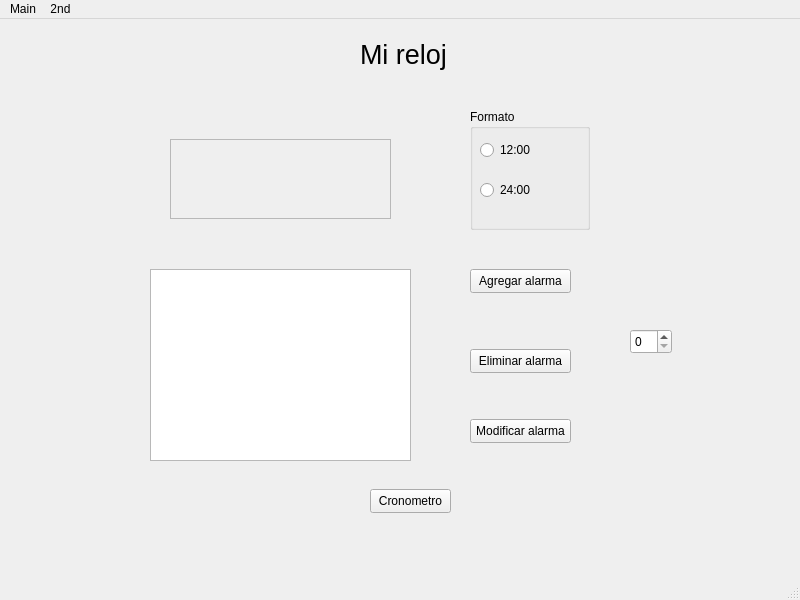
Old version of the form untitled/mainwindow.ui in the repository Dan1elMon/Tif-TO.
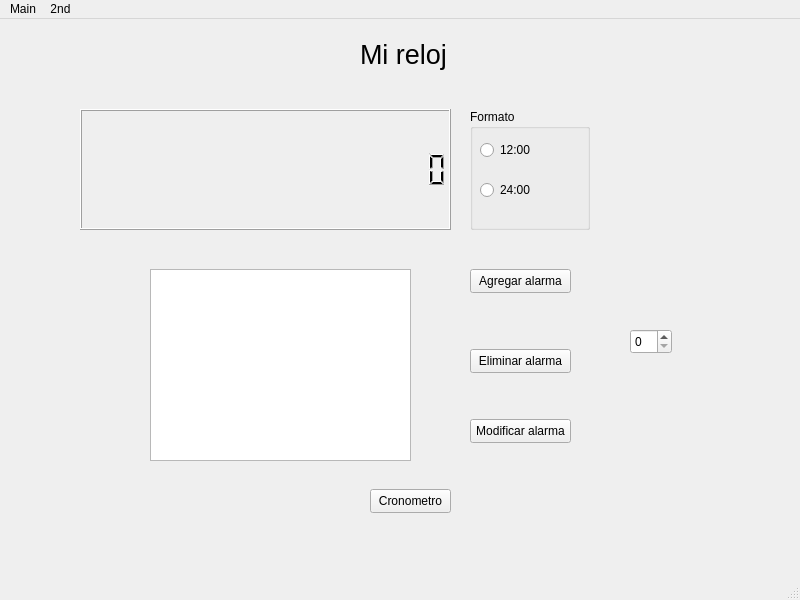
New version of the form.

Diff of the .ui file:
```diff
--- a/untitled/mainwindow.ui
+++ b/untitled/mainwindow.ui
@@ -87,22 +87,6 @@
      </property>
     </widget>
    </widget>
-   <widget class="QFrame" name="ventanaPrincipal">
-    <property name="geometry">
-     <rect>
-      <x>170</x>
-      <y>120</y>
-      <width>221</width>
-      <height>80</height>
-     </rect>
-    </property>
-    <property name="frameShape">
-     <enum>QFrame::Shape::StyledPanel</enum>
-    </property>
-    <property name="frameShadow">
-     <enum>QFrame::Shadow::Raised</enum>
-    </property>
-   </widget>
    <widget class="QListView" name="listaAlarmas">
     <property name="geometry">
      <rect>
@@ -162,6 +146,19 @@
      </rect>
     </property>
    </widget>
+   <widget class="QLCDNumber" name="labelTimer">
+    <property name="geometry">
+     <rect>
+      <x>80</x>
+      <y>90</y>
+      <width>371</width>
+      <height>121</height>
+     </rect>
+    </property>
+    <property name="digitCount">
+     <number>20</number>
+    </property>
+   </widget>
   </widget>
   <widget class="QMenuBar" name="menubar">
    <property name="geometry">
```
